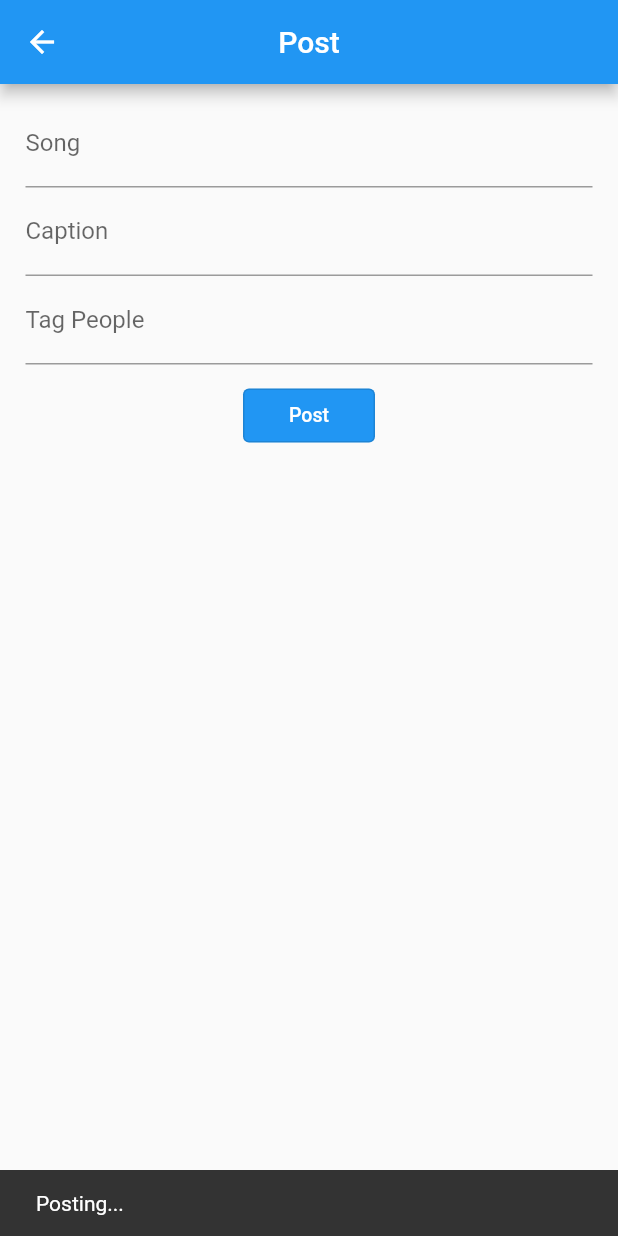
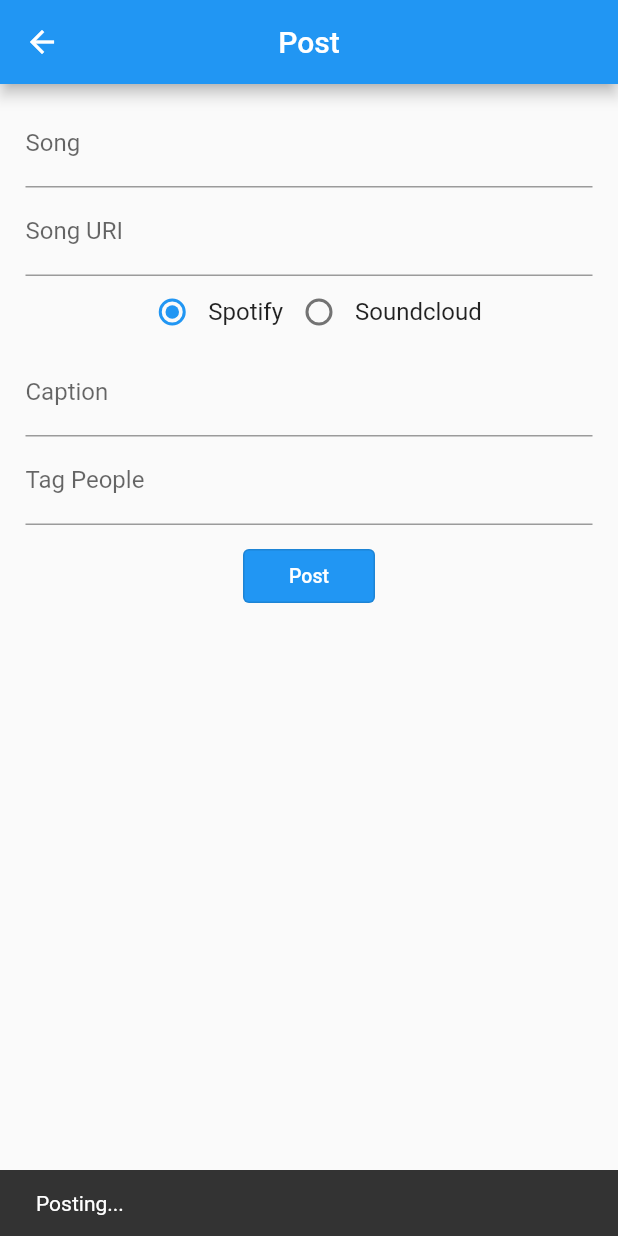
Before and after one commit to DanielHunt27/music_social, a Flutter app: the PostPage screen opened directly, after a tap on "Post", on a phone screen of 412 x 824 dp. Run offline on Flutter 3.47's test engine with Material 2 defaults, Android fonts, the phone set to English and light mode, and no system bars; our stand-ins replace cloud_firestore, firebase_auth, firebase_messaging, firebase_storage, image_picker, modal_progress_hud and 1 more; accounts and stored records are empty.

Commit message:
Can now specify spotify/soundcloud uri on new post

```diff
--- a/lib/helpers/database_helper.dart
+++ b/lib/helpers/database_helper.dart
@@ -168,7 +168,9 @@ Future<DocumentReference> createNotification(
 }
 
 ///  Adds the post to the database
-Future<DocumentReference> createPost(String caption, String song) async {
+/// Type 0 - spotify
+/// Type 1 - soundcloud
+Future<DocumentReference> createPost(String caption, String song, String uri, int type) async {
   var currentUser = await _auth.currentUser();
 
   // Create Post
@@ -176,6 +178,8 @@ Future<DocumentReference> createPost(String caption, String song) async {
   post['uid'] = currentUser.uid;
   post['caption'] = caption;
   post['song'] = song;
+  post['uri'] = uri;
+  post['type'] = type;
   post['likes'] = new Map<String, dynamic>();
   post['commentCount'] = 0;
   post['timestamp'] = FieldValue.serverTimestamp();
--- a/lib/pages/post_page.dart
+++ b/lib/pages/post_page.dart
@@ -25,6 +25,15 @@ class _PostFormState extends State<PostForm> {
   final _formKey = GlobalKey<FormState>();
   final captionController = TextEditingController();
   final songController = TextEditingController();
+  final songURIController = TextEditingController();
+  int songType = 0;
+
+  void _songTypeChange(int value) {
+    setState(() {
+      songType = value;
+    });
+  }
+
 
   @override
   Widget build(BuildContext context) {
@@ -42,6 +51,39 @@ class _PostFormState extends State<PostForm> {
                 labelText: 'Song',
               ),
             ),
+            TextFormField(
+              controller: songURIController,
+              decoration: const InputDecoration(
+                // icon: Icon(Icons.comment),
+                labelText: 'Song URI',
+                hintText: 'E.g 22bvm1tH5Uv6Egvk38Xvr8'
+              ),
+            ),
+            Row(
+                mainAxisAlignment: MainAxisAlignment.center,
+                children: <Widget>[
+                  Radio(
+                    value: 0,
+                    groupValue: songType,
+                    onChanged: _songTypeChange,
+                  ),
+                  Text(
+                    'Spotify',
+                    style: TextStyle(fontSize: 16.0),
+                  ),
+                  Radio(
+                    value: 1,
+                    groupValue: songType,
+                    onChanged: _songTypeChange,
+                  ),
+                  Text(
+                    'Soundcloud',
+                    style: TextStyle(
+                      fontSize: 16.0,
+                    ),
+                  ),
+                ],
+              ),
             TextFormField(
               controller: captionController,
               decoration: const InputDecoration(
@@ -74,7 +116,7 @@ class _PostFormState extends State<PostForm> {
                       .of(context)
                       .showSnackBar(SnackBar(content: Text('Posting...')));
                   // Adds post to the database
-                  createPost(captionController.text, songController.text);
+                  createPost(captionController.text, songController.text, songURIController.text, songType);
                   Scaffold
                       .of(context)
                       .showSnackBar(SnackBar(content: Text('Posted')));
--- a/lib/widgets/post.dart
+++ b/lib/widgets/post.dart
@@ -31,6 +31,9 @@ class _PostState extends State<Post> {
   int commentCount;
   NetworkImage profilepic;
 
+  int type;
+  String uri;
+
   final double mainFontSize = 15.0;
   final double secondaryFontSize = 13.0;
 
@@ -63,6 +66,12 @@ class _PostState extends State<Post> {
     caption = widget.postDocument['caption'];
     timestamp = getTimeDifference(widget.postDocument['timestamp'].toDate());
     commentCount = widget.postDocument['commentCount'];
+    uri = widget.postDocument['uri'];
+    type = widget.postDocument['type'];
+    if (uri == null)
+      uri = "4z2JaAVPemYJhFKm7e32RA";
+    if (type == null)
+      type = 0;
 
     super.initState();
   }
@@ -134,7 +143,9 @@ class _PostState extends State<Post> {
             ],
           ),
           SizedBox(height: 7),
-          EmbeddedPlayer(isSpotify: true, uri: "466cKvZn1j45IpxDdYZqdA"),
+          (this.type == 0)? EmbeddedPlayer(isSpotify: true, uri: this.uri) :
+          (this.type == 1)? EmbeddedPlayer(isSoundcloud: true, uri: this.uri) : null,
+
           // EmbeddedPlayer(isSoundcloud: true, uri: "805856467"),
           SizedBox(height: 12),
           Row(
```
